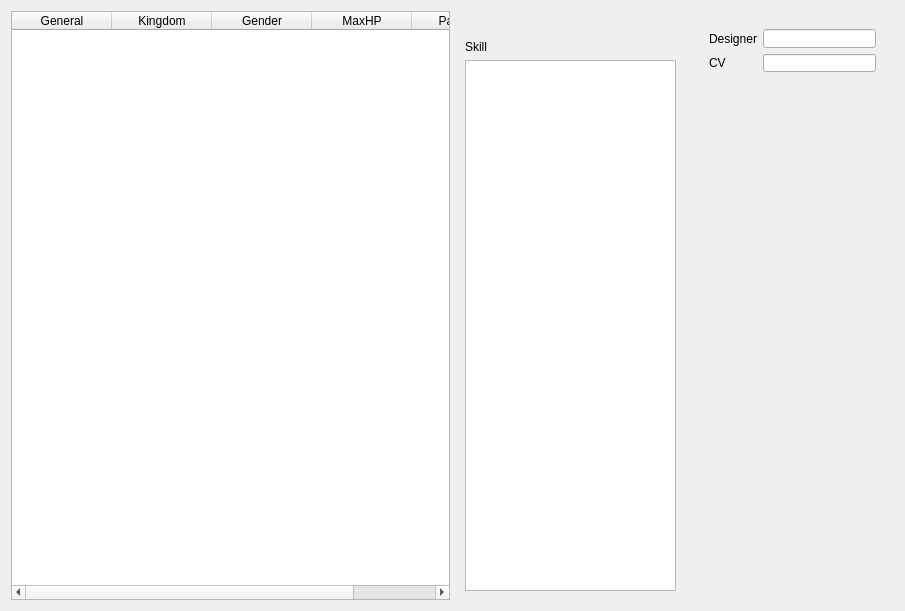
Old version of the form src/dialog/generaloverview.ui in the repository Mogara/QSanguosha.
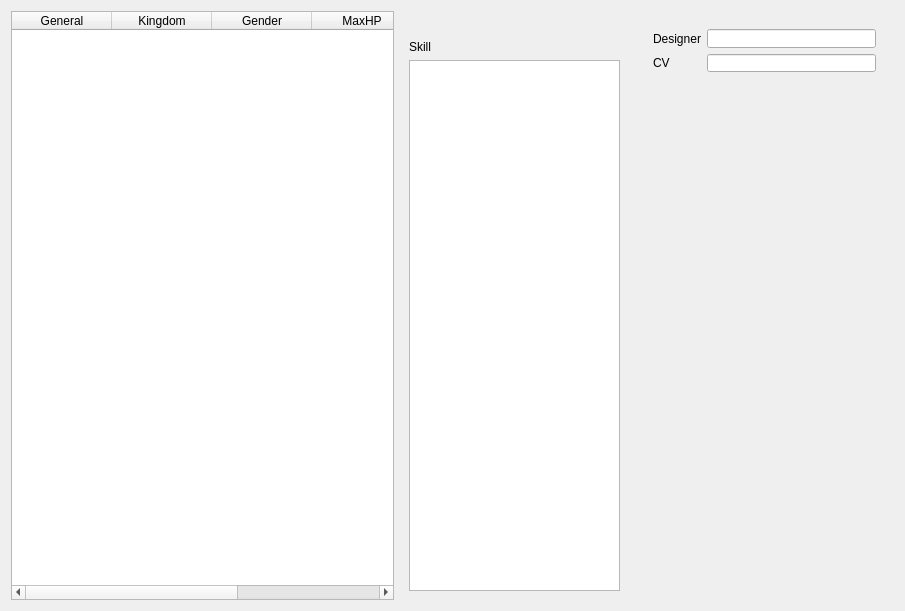
New version of the form. Icons and pictures are not drawn.

Commit message: Adjust the layout of General-Overview Dialog a little bit

```diff
--- a/src/dialog/generaloverview.ui
+++ b/src/dialog/generaloverview.ui
@@ -101,9 +101,15 @@
        <layout class="QVBoxLayout" name="verticalLayout">
         <item>
          <widget class="QFrame" name="frame1">
+          <property name="minimumSize">
+           <size>
+            <width>241</width>
+            <height>0</height>
+           </size>
+          </property>
           <property name="maximumSize">
            <size>
-            <width>221</width>
+            <width>271</width>
             <height>61</height>
            </size>
           </property>
@@ -152,7 +158,7 @@
          <widget class="QScrollArea" name="scrollArea">
           <property name="maximumSize">
            <size>
-            <width>221</width>
+            <width>271</width>
             <height>16777215</height>
            </size>
           </property>
@@ -167,7 +173,7 @@
             <rect>
              <x>0</x>
              <y>0</y>
-             <width>205</width>
+             <width>241</width>
              <height>506</height>
             </rect>
            </property>
```
